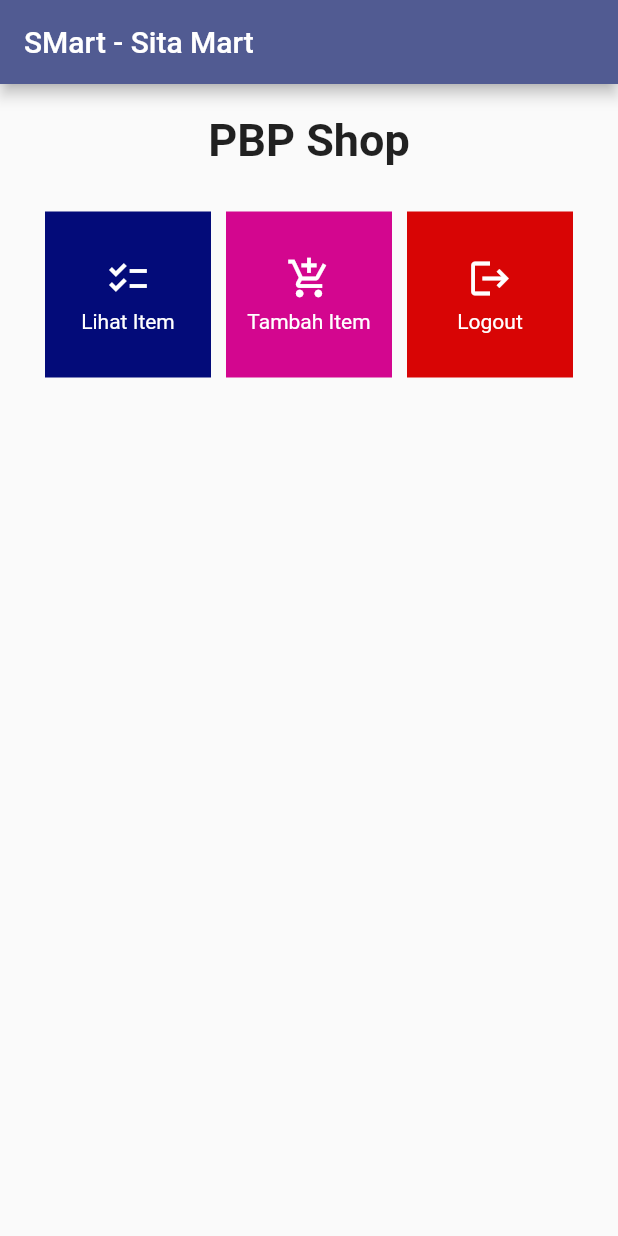
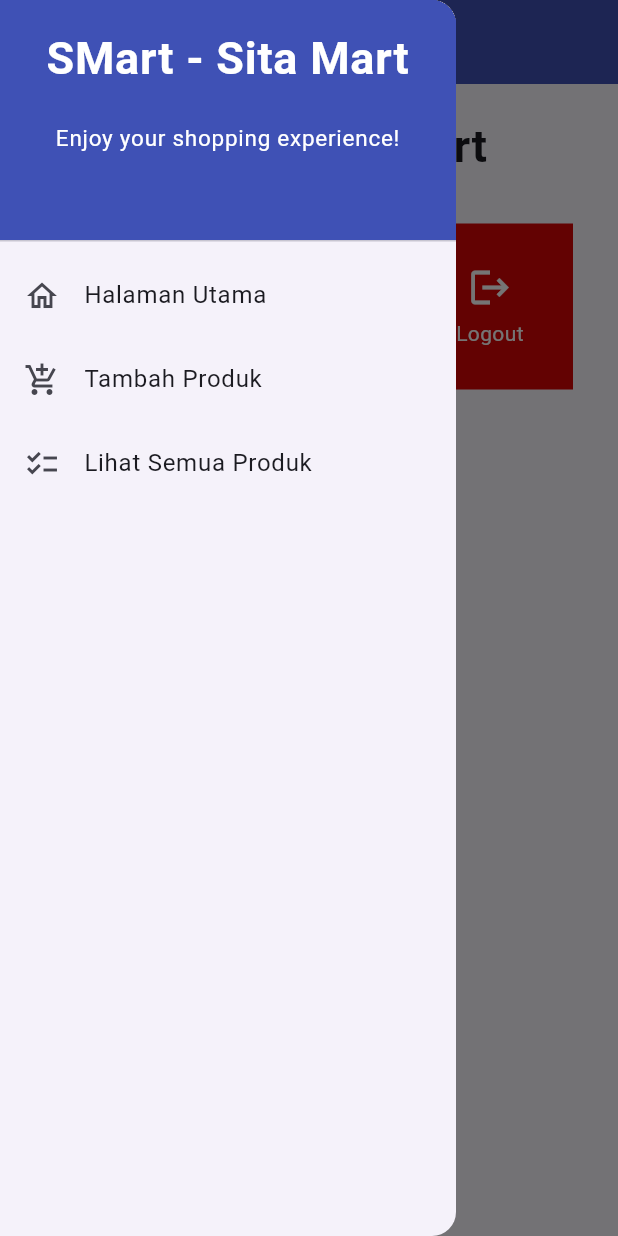
Before and after one commit to sitaamirasyarifah/smart_mobile, a Flutter app: the screen it shows after launch, with the side drawer open (before the commit the screen has no drawer), on a phone screen of 412 x 824 dp. Run offline on Flutter 3.47's test engine with Material 2 defaults, Android fonts, the phone set to English and light mode, and no system bars.

Commit message:
TUGAS 8 DONE

```diff
--- a/lib/main.dart
+++ b/lib/main.dart
@@ -1,8 +1,13 @@
 import 'package:flutter/material.dart';
-import 'package:smart_mobile/menu.dart';
+import 'package:smart_mobile/screens/menu.dart';
+import 'package:smart_mobile/widget/model.dart';
 
+
+List<Barang> modelList = [];
 void main() {
+
   runApp(const MyApp());
+
 }
 
 class MyApp extends StatelessWidget {
@@ -12,27 +17,13 @@ class MyApp extends StatelessWidget {
   @override
   Widget build(BuildContext context) {
     return MaterialApp(
-      title: 'Flutter Demo',
+      title: 'SMart - Sita Mart',
       theme: ThemeData(
-        // This is the theme of your application.
-        //
-        // TRY THIS: Try running your application with "flutter run". You'll see
-        // the application has a blue toolbar. Then, without quitting the app,
-        // try changing the seedColor in the colorScheme below to Colors.green
-        // and then invoke "hot reload" (save your changes or press the "hot
-        // reload" button in a Flutter-supported IDE, or press "r" if you used
-        // the command line to start the app).
-        //
-        // Notice that the counter didn't reset back to zero; the application
-        // state is not lost during the reload. To reset the state, use hot
-        // restart instead.
-        //
-        // This works for code too, not just values: Most code changes can be
-        // tested with just a hot reload.
         colorScheme: ColorScheme.fromSeed(seedColor: Colors.indigo),
-
+        useMaterial3: true,
       ),
       home: MyHomePage(),
+
     );
   }
 }
--- a/lib/menu.dart
+++ /dev/null
@@ -1,131 +0,0 @@
-import 'package:flutter/material.dart';
-import 'package:smart_mobile/menu.dart';
-
-
-class ShopItem {
-  final String name;
-  final IconData icon;
-
-  ShopItem(this.name, this.icon);
-}
-
-class MyHomePage extends StatelessWidget {
-  MyHomePage({Key? key}) : super(key: key);
-  final List<ShopItem> items = [
-    ShopItem("Lihat Item", Icons.checklist),
-    ShopItem("Tambah Item", Icons.add_shopping_cart),
-    ShopItem("Logout", Icons.logout),
-  ];
-
-  @override
-  Widget build(BuildContext context) {
-    // This method is rerun every time setState is called, for instance as done
-    // by the _incrementCounter method above.
-    //
-    // The Flutter framework has been optimized to make rerunning build methods
-    // fast, so that you can just rebuild anything that needs updating rather
-    // than having to individually change instances of widgets.
-return Scaffold(
-      appBar: AppBar(
-        title: const Text(
-          'SMart - Sita Mart',
-        ),
-      ),
-      body: SingleChildScrollView(
-        // Widget wrapper yang dapat discroll
-        child: Padding(
-          padding: const EdgeInsets.all(10.0), // Set padding dari halaman
-          child: Column(
-            // Widget untuk menampilkan children secara vertikal
-            children: <Widget>[
-              const Padding(
-                padding: EdgeInsets.only(top: 10.0, bottom: 10.0),
-                // Widget Text untuk menampilkan tulisan dengan alignment center dan style yang sesuai
-                child: Text(
-                  'PBP Shop', // Text yang menandakan toko
-                  textAlign: TextAlign.center,
-                  style: TextStyle(
-                    fontSize: 30,
-                    fontWeight: FontWeight.bold,
-                  ),
-                ),
-              ),
-              // Grid layout
-              GridView.count(
-                // Container pada card kita.
-                primary: true,
-                padding: const EdgeInsets.all(20),
-                crossAxisSpacing: 10,
-                mainAxisSpacing: 10,
-                crossAxisCount: 3,
-                shrinkWrap: true,
-                children: items.map((ShopItem item) {
-                  // Iterasi untuk setiap item
-                  return ShopCard(item);
-                }).toList(),
-              ),
-            ],
-          ),
-        ),
-      ),
-    );
-  }
-}
-
-class ShopCard extends StatelessWidget {
-  final ShopItem item;
-
-  const ShopCard(this.item, {super.key}); // Constructor
-
-  //Pengerjaan Bonus
-  Color getButtonColor(ShopItem item) {
-    if (item.name == "Lihat Item") {
-      return Color.fromARGB(255, 3, 11, 121); // Ubah warna sesuai kebutuhan
-    } else if (item.name == "Tambah Item") {
-      return Color.fromARGB(255, 211, 6, 143); // Ubah warna sesuai kebutuhan
-    } else if (item.name == "Logout") {
-      return const Color.fromARGB(255, 216, 5, 5); // Ubah warna sesuai kebutuhan
-    } else {
-      return Colors.indigo; // Warna default
-    }
-  }
-
-  @override
-  Widget build(BuildContext context) {
-    return Material(
-      color: getButtonColor(item), // Gunakan warna sesuai nama tombol
-      child: InkWell(
-        // Area responsive terhadap sentuhan
-        onTap: () {
-          // Memunculkan SnackBar ketika diklik
-          ScaffoldMessenger.of(context)
-            ..hideCurrentSnackBar()
-            ..showSnackBar(SnackBar(
-                content: Text("Kamu telah menekan tombol ${item.name}!")));
-        },
-        child: Container(
-          // Container untuk menyimpan Icon dan Text
-          padding: const EdgeInsets.all(8),
-          child: Center(
-            child: Column(
-              mainAxisAlignment: MainAxisAlignment.center,
-              children: [
-                Icon(
-                  item.icon,
-                  color: Colors.white,
-                  size: 30.0,
-                ),
-                const Padding(padding: EdgeInsets.all(3)),
-                Text(
-                  item.name,
-                  textAlign: TextAlign.center,
-                  style: const TextStyle(color: Colors.white),
-                ),
-              ],
-            ),
-          ),
-        ),
-      ),
-    );
-  }
-}
--- /dev/null
+++ b/lib/screens/menu.dart
@@ -0,0 +1,69 @@
+import 'package:flutter/material.dart';
+import 'package:smart_mobile/widget/card.dart';
+import 'package:smart_mobile/widget/left_drawer.dart';
+
+
+class ShopItem {
+  final String name;
+  final IconData icon;
+  ShopItem(this.name, this.icon);
+}
+
+class MyHomePage extends StatelessWidget {
+  MyHomePage({Key? key}) : super(key: key);
+  final List<ShopItem> items = [
+    ShopItem("Lihat Item", Icons.checklist),
+    ShopItem("Tambah Item", Icons.add_shopping_cart),
+    ShopItem("Logout", Icons.logout),
+  ];
+  @override
+  Widget build(BuildContext context) {
+    return Scaffold(
+      appBar: AppBar(
+        title: const Text(
+          'SMart - Sita Mart',
+          style: TextStyle(color: Colors.white),
+        ),
+        backgroundColor: Colors.indigo,
+      ),
+      drawer: const LeftDrawer(),
+      body: SingleChildScrollView(
+        // Widget wrapper yang dapat discroll
+        child: Padding(
+          padding: const EdgeInsets.all(10.0), // Set padding dari halaman
+          child: Column(
+            // Widget untuk menampilkan children secara vertikal
+            children: <Widget>[
+              const Padding(
+                padding: EdgeInsets.only(top: 10.0, bottom: 10.0),
+                // Widget Text untuk menampilkan tulisan dengan alignment center dan style yang sesuai
+                child: Text(
+                  'SMart - Sita Mart', // Text yang menandakan toko
+                  textAlign: TextAlign.center,
+                  style: TextStyle(
+                    fontSize: 30,
+                    fontWeight: FontWeight.bold,
+                  ),
+                ),
+              ),
+              // Grid layout
+              GridView.count(
+                // Container pada card kita.
+                primary: true,
+                padding: const EdgeInsets.all(20),
+                crossAxisSpacing: 10,
+                mainAxisSpacing: 10,
+                crossAxisCount: 3,
+                shrinkWrap: true,
+                children: items.map((ShopItem item) {
+                  // Iterasi untuk setiap item
+                  return ShopCard(item);
+                }).toList(),
+              ),
+            ],
+          ),
+        ),
+      ),
+    );
+  }
+}
--- /dev/null
+++ b/lib/widget/card.dart
@@ -0,0 +1,70 @@
+import 'package:flutter/material.dart';
+import 'package:smart_mobile/screens/lihat_item.dart';
+import 'package:smart_mobile/screens/menu.dart';
+import 'package:smart_mobile/screens/smart_mobile_form.dart';
+
+
+class ShopCard extends StatelessWidget {
+  final ShopItem item;
+
+  const ShopCard(this.item, {super.key}); // Constructor
+
+  Color getButtonColor(ShopItem item) {
+    if (item.name == "Lihat Item") {
+      return Color.fromARGB(255, 3, 11, 121); // Ubah warna sesuai kebutuhan
+    } else if (item.name == "Tambah Item") {
+      return Color.fromARGB(255, 211, 6, 143); // Ubah warna sesuai kebutuhan
+    } else if (item.name == "Logout") {
+      return Color.fromARGB(255, 216, 5, 5); // Ubah warna sesuai kebutuhan
+    } else {
+      return Colors.indigo; // Warna default
+    }
+  }
+
+  @override
+  Widget build(BuildContext context) {
+    return Material(
+      color: getButtonColor(item), // Gunakan warna sesuai nama tombol
+      child: InkWell(
+        // Area responsive terhadap sentuhan
+        onTap: () {
+          // Memunculkan SnackBar ketika diklik
+          ScaffoldMessenger.of(context)
+            ..hideCurrentSnackBar()
+            ..showSnackBar(SnackBar(
+                content: Text("Kamu telah menekan tombol ${item.name}!")));
+          if (item.name == "Tambah Item") {
+            Navigator.push(context,
+                MaterialPageRoute(builder: (context) => const ShopFormPage()));
+          }
+          if (item.name == "Lihat Item") {
+            Navigator.push(context,
+                MaterialPageRoute(builder: (context) => LihatItem()));
+          }
+        },
+        child: Container(
+          // Container untuk menyimpan Icon dan Text
+          padding: const EdgeInsets.all(8),
+          child: Center(
+            child: Column(
+              mainAxisAlignment: MainAxisAlignment.center,
+              children: [
+                Icon(
+                  item.icon,
+                  color: Colors.white,
+                  size: 30.0,
+                ),
+                const Padding(padding: EdgeInsets.all(3)),
+                Text(
+                  item.name,
+                  textAlign: TextAlign.center,
+                  style: const TextStyle(color: Colors.white),
+                ),
+              ],
+            ),
+          ),
+        ),
+      ),
+    );
+  }
+}
--- /dev/null
+++ b/lib/widget/left_drawer.dart
@@ -0,0 +1,82 @@
+import 'package:flutter/material.dart';
+import 'package:smart_mobile/screens/lihat_item.dart';
+import 'package:smart_mobile/screens/menu.dart';
+import 'package:smart_mobile/screens/smart_mobile_form.dart';
+
+class LeftDrawer extends StatelessWidget {
+  const LeftDrawer({super.key});
+
+  @override
+  Widget build(BuildContext context) {
+    return Drawer(
+      child: ListView(
+        children: [
+          const DrawerHeader(
+            decoration: BoxDecoration(
+              color: Colors.indigo,
+            ),
+            child: Column(
+              children: [
+                Text(
+                  'SMart - Sita Mart',
+                  textAlign: TextAlign.center,
+                  style: TextStyle(
+                    fontSize: 30,
+                    fontWeight: FontWeight.bold,
+                    color: Colors.white,
+                  ),
+                ),
+                Padding(padding: EdgeInsets.all(10)),
+                Text(
+                  "Enjoy your shopping experience!",
+                  style:  TextStyle(
+                    fontSize: 15,
+                    color:  Colors.white,
+                    fontWeight:  FontWeight.normal,
+                  ),
+                  textAlign: TextAlign.center,
+                ),
+              ],
+            ),
+          ),
+          ListTile(
+            leading: const Icon(Icons.home_outlined),
+            title: const Text('Halaman Utama'),
+            // Bagian redirection ke MyHomePage
+            onTap: () {
+              Navigator.pushReplacement(
+                  context,
+                  MaterialPageRoute(
+                    builder: (context) => MyHomePage(),
+                  ));
+            },
+          ),
+          ListTile(
+            leading: const Icon(Icons.add_shopping_cart),
+            title: const Text('Tambah Produk'),
+            // Bagian redirection ke ShopFormPage
+            onTap: () {
+              Navigator.push(
+                  context,
+                  MaterialPageRoute(
+                    builder: (context) => const ShopFormPage(),
+                  ));
+            },
+          ),
+          ListTile(
+            leading: const Icon(Icons.checklist),
+            title: const Text('Lihat Semua Produk'),
+            // Bagian redirection ke ShopFormPage
+            onTap: () {
+              Navigator.push(
+                  context,
+                  MaterialPageRoute(
+                    builder: (context) => const LihatItem(),
+                  ));
+            },
+          ),
+        ],
+      ),
+    );
+  }
+}
```
Also changed, not shown: lib/screens/lihat_item.dart (added, +48 -0 lines), lib/screens/smart_mobile_form.dart (added, +198 -0 lines), lib/widget/model.dart (added, +14 -0 lines).
